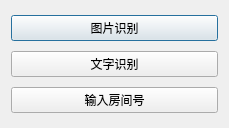
RYAN--LEE/key-recorder, file KeyRecorder/FormOperate.ui: the form before one commit.
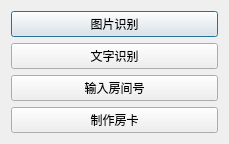
The form after the commit.

Commit message: 增加制作房卡，调通线上服务

```diff
--- a/KeyRecorder/FormOperate.ui
+++ b/KeyRecorder/FormOperate.ui
@@ -35,6 +35,13 @@
      </property>
     </widget>
    </item>
+   <item>
+    <widget class="QPushButton" name="pushButtonCard">
+     <property name="text">
+      <string>制作房卡</string>
+     </property>
+    </widget>
+   </item>
   </layout>
  </widget>
  <layoutdefault spacing="6" margin="11"/>
```
The commit also changes 12 other files.
